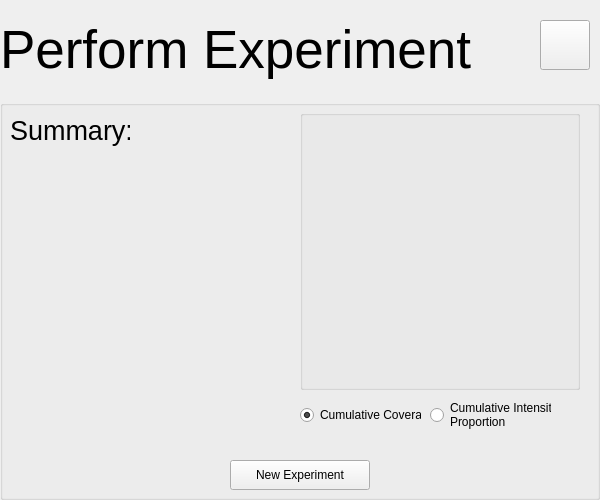
Before: the Qt Designer form vimmsVisualisedGUI/ExperimentPage.ui in Adam-Tem/vimmsVisualised, drawn with Qt 5.
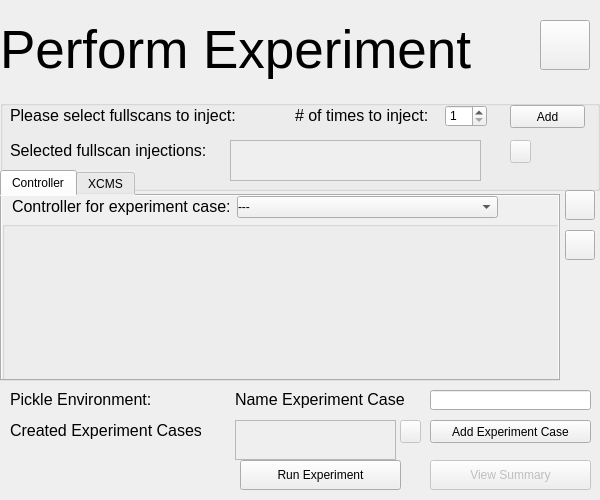
After: the same form once the commit is applied.

Commit message: Added tool tip description to each parameter label. Description is grabbed directly from the docstring found in the constructor of the controller.

```diff
--- a/vimmsVisualisedGUI/ExperimentPage.ui
+++ b/vimmsVisualisedGUI/ExperimentPage.ui
@@ -395,7 +395,7 @@
    <property name="geometry">
     <rect>
      <x>0</x>
-     <y>100</y>
+     <y>600</y>
      <width>600</width>
      <height>400</height>
     </rect>
```
Left out of the diff: 3 changed lines with no effect on the pictures. The commit also changes 4 other files.
